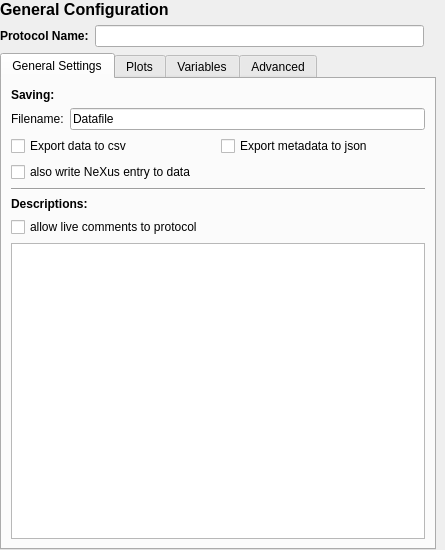
Above: nomad_camels/gui/general_protocol_settings.ui from FAU-LAP/NOMAD-CAMELS before the change. Below: the same form after it.
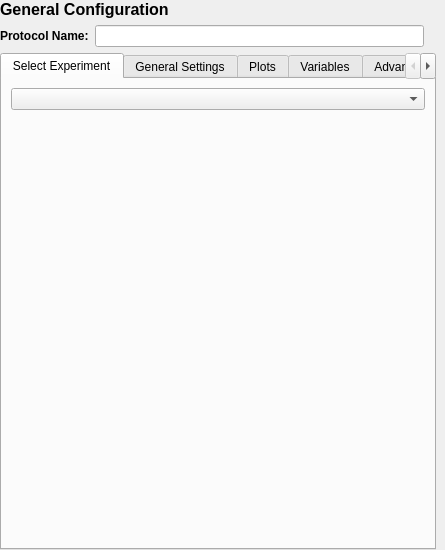
That is the form after the change. Custom widgets are drawn as their Qt base class.

Commit message: add experiment selector to protocol settings

```diff
--- a/nomad_camels/gui/general_protocol_settings.ui
+++ b/nomad_camels/gui/general_protocol_settings.ui
@@ -31,6 +31,33 @@
      <property name="currentIndex">
       <number>0</number>
      </property>
+     <widget class="QWidget" name="ExperimentSelector">
+      <attribute name="title">
+       <string>Select Experiment</string>
+      </attribute>
+      <layout class="QVBoxLayout" name="verticalLayout_2">
+       <item>
+        <widget class="QComboBox" name="combo_exp_select">
+         <property name="toolTip">
+          <string>Select an experiment that you want to perform in this protocol.</string>
+         </property>
+        </widget>
+       </item>
+       <item>
+        <spacer name="verticalSpacer">
+         <property name="orientation">
+          <enum>Qt::Orientation::Vertical</enum>
+         </property>
+         <property name="sizeHint" stdset="0">
+          <size>
+           <width>20</width>
+           <height>40</height>
+          </size>
+         </property>
+        </spacer>
+       </item>
+      </layout>
+     </widget>
      <widget class="QWidget" name="general">
       <attribute name="title">
        <string>General Settings</string>
```
Left out of the diff: 3 changed lines with no effect on the pictures. The commit also changes 1 other file.
